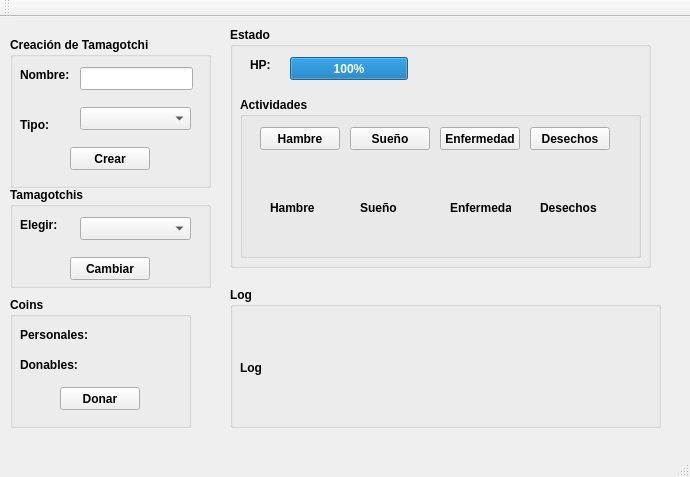
Qt form mainwindow.ui (Raimmaster/TamagotchiFarm) before a commit.
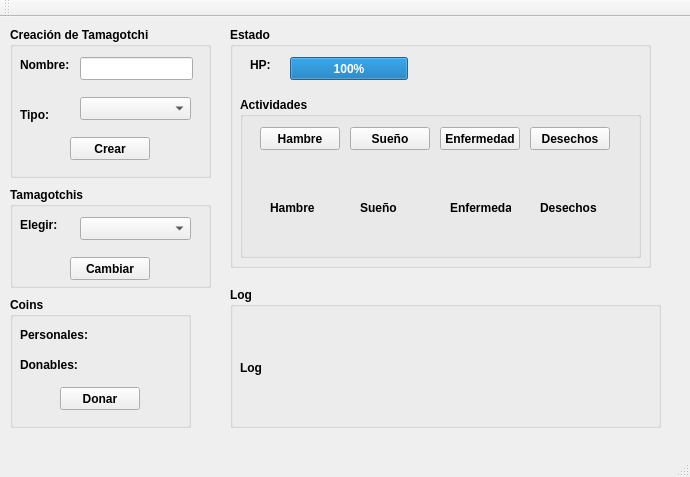
The same form after that commit.

```diff
--- a/mainwindow.ui
+++ b/mainwindow.ui
@@ -18,7 +18,7 @@
     <property name="geometry">
      <rect>
       <x>10</x>
-      <y>20</y>
+      <y>10</y>
       <width>201</width>
       <height>151</height>
      </rect>
```
Left out of the diff: 10 changed lines with no effect on the pictures.
